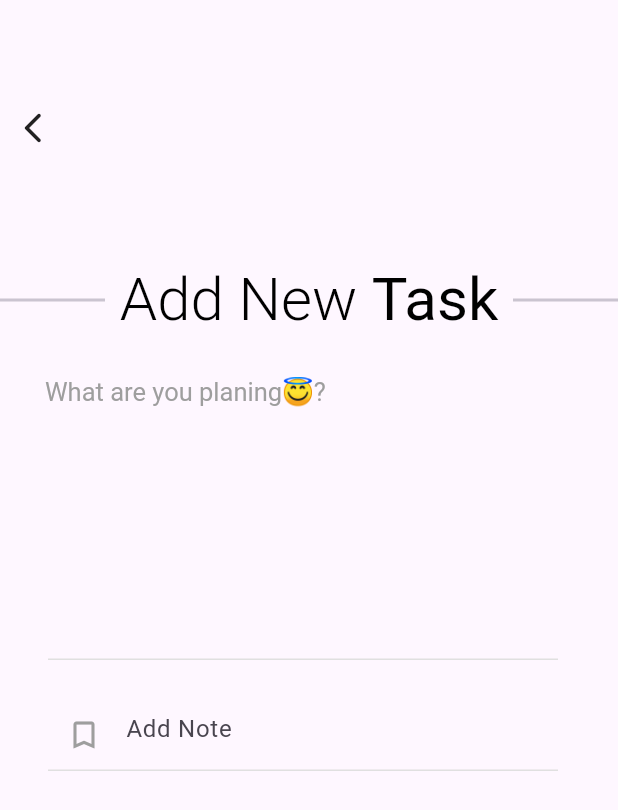
After one commit to SamiDev016/Todo-App-, a Flutter app: the screen it shows after launch, after a tap on the "add" icon, on a phone screen of 412 x 824 dp. The commit adds this screen. Shown: the top 810 px of the screen. Run offline on Flutter 3.47's test engine with Material 3 defaults, Android fonts, the phone set to English and light mode, and no system bars; our stand-ins replace animate_do, flutter_slider_drawer, lottie; network calls fail.

Commit message:
rep text field

```diff
--- a/lib/main.dart
+++ b/lib/main.dart
@@ -1,5 +1,6 @@
 import 'package:flutter/material.dart';
 import 'package:todoapplication/view/home/home_view.dart';
+import 'package:todoapplication/view/tasks/task_view.dart';
 
 void main() {
   runApp(const MyApp());
--- a/lib/view/home/components/fab.dart
+++ b/lib/view/home/components/fab.dart
@@ -1,9 +1,17 @@
+import 'package:flutter/cupertino.dart';
 import 'package:flutter/material.dart';
 import 'package:todoapplication/utils/app_colors.dart';
+import 'package:todoapplication/view/tasks/task_view.dart';
 
-GestureDetector Fab() {
+class Fab extends StatelessWidget {
+  const Fab({super.key});
+
+  @override
+  Widget build(BuildContext context) {
     return GestureDetector(
-    onTap: () {},
+      onTap: () {
+        Navigator.push(context, CupertinoPageRoute(builder: (_) => const TaskView()));
+      },
       child: Material(
         borderRadius: BorderRadius.circular(15),
         elevation: 20,
@@ -13,7 +21,7 @@ GestureDetector Fab() {
           decoration: BoxDecoration(
               color: AppColors.primaryColor,
               borderRadius: BorderRadius.circular(15)),
-        child: Center(
+          child: const Center(
             child: Icon(
               Icons.add,
               color: Colors.white,
@@ -23,3 +31,4 @@ GestureDetector Fab() {
       ),
     );
   }
+}
--- a/lib/view/home/components/slider_drawer.dart
+++ b/lib/view/home/components/slider_drawer.dart
@@ -42,15 +42,22 @@ class CustomDrawer extends StatelessWidget {
           Text("Flutter Dev", style: textTheme.displaySmall,),
 
           Container(
+            margin: const EdgeInsets.symmetric(vertical: 30,horizontal: 10),
             width: double.infinity,
             height: 300,
             child: ListView.builder(
               itemCount: icons.length,
               itemBuilder: (BuildContext context,int index){
-              return Container(
-                child: ListTile(
-                  leading: Icon(icons[index],color: Colors.white,size: 30,),
-                  title: Text(texts[index]),
+              return InkWell(
+                onTap: (){
+
+                },
+                child: Container(
+                  margin: EdgeInsets.all(3),
+                  child: ListTile(
+                    leading: Icon(icons[index],color: Colors.white,size: 30,),
+                    title: Text(texts[index],style: const TextStyle(color: Colors.white),),
+                  ),
                 ),
               );
             }),
--- /dev/null
+++ b/lib/view/tasks/components/rep_text_field.dart
@@ -0,0 +1,52 @@
+
+import 'package:flutter/material.dart';
+import 'package:todoapplication/utils/app_str.dart';
+
+class RepTextField extends StatelessWidget {
+  const RepTextField({
+    super.key,
+    required this.controller, this.isForDesc = false,
+  });
+
+  final TextEditingController controller;
+  final bool isForDesc;
+
+  @override
+  Widget build(BuildContext context) {
+    return Container(
+      width: double.infinity,
+      margin: const EdgeInsets.symmetric(horizontal: 16),
+      child: ListTile(
+        title: TextFormField(
+          controller: controller,
+          maxLines: !isForDesc ? 6 : null,
+          cursorHeight: !isForDesc ? 60 : null,
+          style: TextStyle(color: Colors.black),
+          decoration: InputDecoration(
+            hintText: isForDesc ? AppStr.addNote : null,
+            prefixIcon: isForDesc ? Icon(Icons.bookmark_border,color: Colors.grey,) : null,
+            border: isForDesc ? InputBorder.none : null,
+            counter: Container(),
+            enabledBorder: UnderlineInputBorder(
+              borderSide: BorderSide(
+                color: Colors.grey.shade300,
+              ),
+            ),
+            focusedBorder: UnderlineInputBorder(
+              borderSide: BorderSide(
+                color: Colors.grey.shade300,
+              ),
+            ),
+          ),
+
+          onFieldSubmitted: (value){
+
+          },
+          onChanged: (value){
+
+          },
+        ),
+      ),
+    );
+  }
+}
--- /dev/null
+++ b/lib/view/tasks/task_view.dart
@@ -0,0 +1,100 @@
+import 'package:flutter/material.dart';
+import 'package:todoapplication/extentions/space_exs.dart';
+import 'package:todoapplication/utils/app_str.dart';
+import 'package:todoapplication/view/tasks/components/rep_text_field.dart';
+import 'package:todoapplication/view/tasks/widgets/task_view_app_bar.dart';
+
+class TaskView extends StatefulWidget {
+
+  const TaskView({super.key});
+
+  @override
+  State<TaskView> createState() => _TaskViewState();
+}
+
+class _TaskViewState extends State<TaskView> {
+  final TextEditingController titleTaskController = TextEditingController();
+  final TextEditingController descTaskController = TextEditingController();
+
+  @override
+  Widget build(BuildContext context) {
+    var textTheme = Theme.of(context).textTheme;
+
+    return GestureDetector(
+      onTap: ()=>FocusManager.instance.primaryFocus!.unfocus(),
+      child: Scaffold(
+        appBar: const TaskViewAppBar(),
+        body: SizedBox(
+          width: double.infinity,
+          height: double.infinity,
+          child: SingleChildScrollView(
+            child: Column(
+              children: [
+                _buildTopSideTexts(textTheme),
+                SizedBox(
+                  height: 550,
+                  width: double.infinity,
+                  child: Column(
+                    crossAxisAlignment: CrossAxisAlignment.start,
+                    children: [
+                      Padding(
+                        padding: const EdgeInsets.only(left: 30),
+                        child: Text(
+                          AppStr.titleOfTitleTextField,
+                          style: textTheme.headlineMedium,
+                        ),
+                      ),
+
+                      //Task Title
+                      RepTextField(controller: titleTaskController),
+
+                      10.h,
+
+                      RepTextField(controller: descTaskController,isForDesc: true,),
+
+                    ],
+                  ),
+                )
+              ],
+            ),
+          ),
+        ),
+      ),
+    );
+  }
+
+  Widget _buildTopSideTexts(TextTheme textTheme) {
+    return SizedBox(
+      height: 100,
+      width: double.infinity,
+      child: Row(
+        mainAxisAlignment: MainAxisAlignment.spaceBetween,
+        crossAxisAlignment: CrossAxisAlignment.center,
+        children: [
+          const SizedBox(
+            width: 70,
+            child: Divider(
+              thickness: 2,
+            ),
+          ),
+          RichText(
+            text: TextSpan(
+                text: AppStr.addNewTask,
+                style: textTheme.titleLarge,
+                children: const [
+                  TextSpan(
+                      text: AppStr.taskStrnig,
+                      style: TextStyle(fontWeight: FontWeight.w400))
+                ]),
+          ),
+          const SizedBox(
+            width: 70,
+            child: Divider(
+              thickness: 2,
+            ),
+          ),
+        ],
+      ),
+    );
+  }
+}
--- /dev/null
+++ b/lib/view/tasks/widgets/task_view_app_bar.dart
@@ -0,0 +1,33 @@
+import 'package:flutter/material.dart';
+import 'package:flutter/widgets.dart';
+
+class TaskViewAppBar extends StatelessWidget implements PreferredSizeWidget {
+  const TaskViewAppBar({super.key});
+
+  @override
+  Widget build(BuildContext context) {
+    return SizedBox(
+      width: double.infinity,
+      height: 150,
+      child: Padding(
+        padding: const EdgeInsets.only(left: 10),
+        child: Row(
+          children: [
+            Padding(
+              padding: const EdgeInsets.only(top: 20),
+              child: GestureDetector(
+                onTap: (){
+                  Navigator.pop(context);
+                },
+                child: const Icon(Icons.arrow_back_ios_new_rounded)),
+            )
+          ],
+        ),
+      ),
+    );
+  }
+
+  @override
+  // TODO: implement preferredSize
+  Size get preferredSize => const Size.fromHeight(150);
+}
```
Lines whose indentation alone changed are shown as unchanged.
